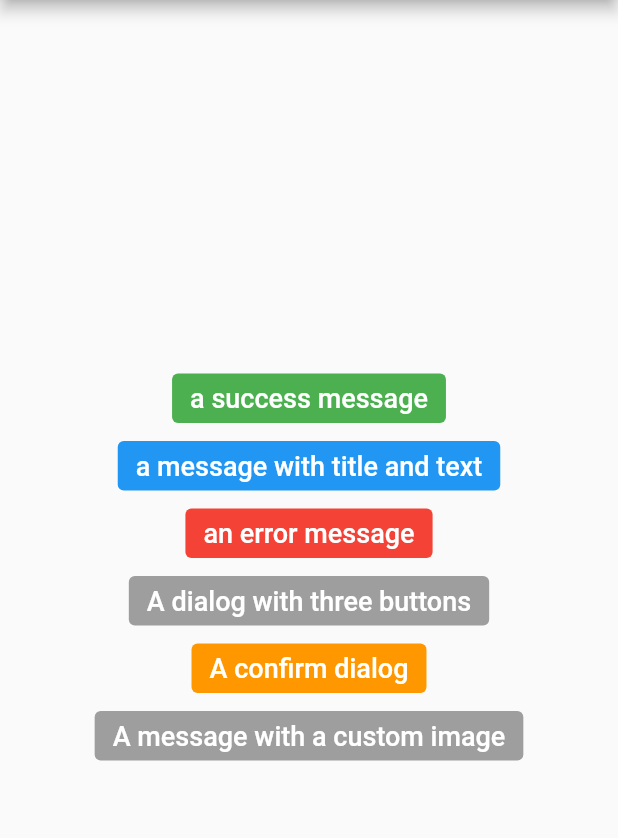
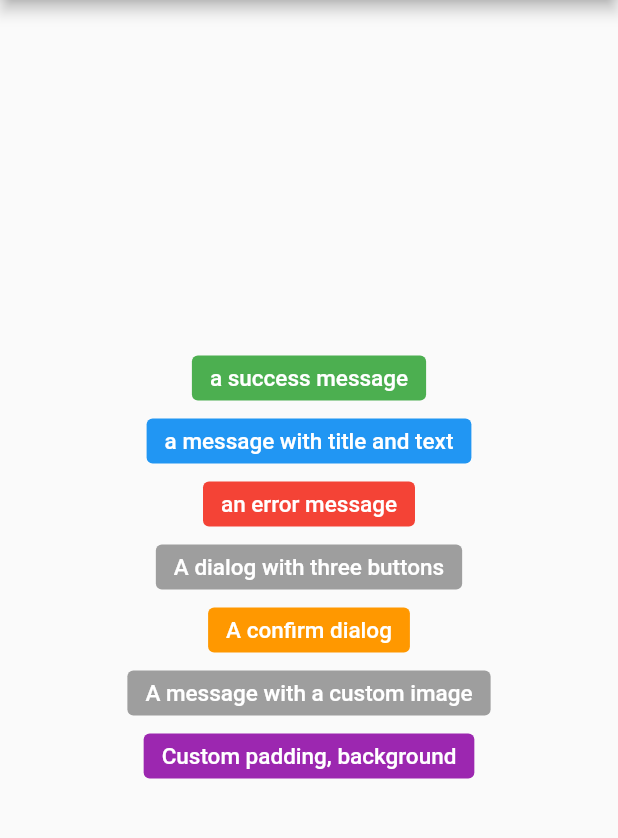
Before and after one commit to hsndmr/art_sweetalert, a Flutter app: the screen it shows after launch, on a phone screen of 412 x 824 dp, the part 84-922 px from its top. Run offline on Flutter 3.47's test engine with Material 2 defaults, Android fonts, the phone set to English and light mode, and no system bars.

Commit message:
added new features and fixed font size problem

```diff
--- a/example/lib/main.dart
+++ b/example/lib/main.dart
@@ -248,6 +248,29 @@ class _MyHomePageState extends State<MyHomePage> {
                     },
                   )
               ),
+              Container(
+                  margin: EdgeInsets.only(
+                      bottom: 12.0
+                  ),
+                  child: ArtButton(
+                    bgColor: Colors.purple,
+                    btnText: "Custom padding, background",
+                    onTab: () async {
+                      ArtSweetAlert.show(
+                          context: context,
+                          artDialogArgs: ArtDialogArgs(
+                            dialogPadding: EdgeInsets.all(60),
+                            title: "Custom padding, background.",
+                            barrierColor: Color.fromRGBO(0,0,123,0.4),
+                            decorationImage: DecorationImage(
+                              image: AssetImage('assets/images/trees.png'),
+                              fit: BoxFit.fill
+                            )
+                          )
+                      );
+                    },
+                  )
+              ),
             ],
           ),
         ),
--- a/example/pubspec.yaml
+++ b/example/pubspec.yaml
@@ -47,9 +47,9 @@ flutter:
   uses-material-design: true
 
   # To add assets to your application, add an assets section, like this:
-  # assets:
-  #   - images/a_dot_burr.jpeg
-  #   - images/a_dot_ham.jpeg
+  assets:
+    - assets/images/trees.png
+    - assets/images/nyan-cat.gif
 
   # An image asset can refer to one or more resolution-specific "variants", see
   # https://flutter.dev/assets-and-images/#resolution-aware.
--- a/lib/src/art_dialog.dart
+++ b/lib/src/art_dialog.dart
@@ -138,9 +138,6 @@ class _ArtDialogState extends State<ArtDialog> {
 
     );
     return Container(
-      margin: EdgeInsets.only(
-        right: 8.0
-      ),
       child: button,
     );
   }
@@ -163,7 +160,7 @@ class _ArtDialogState extends State<ArtDialog> {
     );
     return Container(
       margin: EdgeInsets.only(
-          right: 8.0
+          left: 8.0
       ),
       child: button,
     );
@@ -186,6 +183,9 @@ class _ArtDialogState extends State<ArtDialog> {
         }
     );
     return Container(
+      margin: EdgeInsets.only(
+        left: 8.0
+      ),
       child: button,
     );
   }
@@ -260,18 +260,17 @@ class _ArtDialogState extends State<ArtDialog> {
 
   @override
   Widget build(BuildContext context) {
-    return Dialog(
-      elevation: 0,
-      child: Container(
-        padding: EdgeInsets.all(20.0),
-        decoration: BoxDecoration(
-          borderRadius: BorderRadius.all(Radius.circular(8.0)),
-        ),
-        //alignment: Alignment.center,
-
-        child: Column(
-          mainAxisSize: MainAxisSize.min,
-          children: _columns,
+    return  Dialog(
+      backgroundColor: Colors.transparent,
+      elevation: artDialogArgs().dialogElevation,
+      child: SingleChildScrollView(
+        child: Container(
+          padding: artDialogArgs().dialogPadding,
+          decoration: artDialogArgs().getDialogDecoration(),
+          child: Column(
+            mainAxisSize: artDialogArgs().dialogMainAxisSize,
+            children: _columns,
+          ),
         ),
       ),
     );
@@ -309,7 +308,20 @@ class ArtDialogArgs {
   final Color cancelButtonColor;
 
 
+  final EdgeInsets dialogPadding;
+  Decoration? dialogDecoration;
+  final double dialogElevation;
+  final MainAxisSize dialogMainAxisSize;
+  final AlignmentGeometry dialogAlignment;
+  final DecorationImage? decorationImage;
+
+
+  final Color barrierColor;
+
   final List<Widget>? customColumns;
+
+
+  late Decoration _dialogDecoration;
 
   ArtDialogArgs({
     this.text,
@@ -322,11 +334,36 @@ class ArtDialogArgs {
     this.onConfirm,
     this.onDeny,
     this.onCancel,
-    this.confirmButtonColor =  const Color.fromRGBO(39, 120, 196, 1),
+    this.confirmButtonColor =  const Color.fromRGBO(115, 103, 240, 1),
     this.denyButtonColor = const Color.fromRGBO(221, 51, 51, 1),
     this.cancelButtonColor = const Color.fromRGBO(117, 117, 117, 1),
-    this.customColumns
-  });
+    this.customColumns,
+    this.dialogPadding = const EdgeInsets.all(20),
+    this.dialogDecoration,
+    this.decorationImage,
+    this.dialogElevation = 0.0,
+    this.dialogMainAxisSize = MainAxisSize.min,
+    this.dialogAlignment = Alignment.center,
+    this.barrierColor =  const Color.fromRGBO(0, 0, 0, 0.4)
+
+  }) {
+
+    if(dialogDecoration!=null) {
+      _dialogDecoration = this.dialogDecoration!;
+    } else {
+      _dialogDecoration = BoxDecoration(
+        image: decorationImage,
+        color: Colors.white,
+        borderRadius: BorderRadius.all(Radius.circular(4.0))
+      );
+    }
+
+
+  }
+
+  Decoration getDialogDecoration() {
+    return _dialogDecoration;
+  }
 
 
 }
--- a/lib/src/art_sweetalert.dart
+++ b/lib/src/art_sweetalert.dart
@@ -29,9 +29,8 @@ class ArtSweetAlert {
           artDialogArgs: artDialogArgs,
         );
       },
-
       barrierDismissible:  barrierDismissible,
-      barrierColor: Colors.black.withOpacity(0.4),
+      barrierColor: artDialogArgs.barrierColor,
       transitionDuration: const Duration(milliseconds: 600),
       transitionBuilder: (
         BuildContext context,
--- a/lib/src/buttons/art_button.dart
+++ b/lib/src/buttons/art_button.dart
@@ -8,6 +8,7 @@ class ArtButton extends StatefulWidget {
   final Function? onTab;
   final String btnText;
   final TextStyle? btnTextStyle;
+  final double fontSize;
 
   const ArtButton(
     {
@@ -16,7 +17,8 @@ class ArtButton extends StatefulWidget {
       this.btnIcon,
       this.onTab,
       this.btnText = "OK",
-      this.btnTextStyle
+      this.btnTextStyle,
+      this.fontSize = 15
     }
   ) : super(key: key);
 
@@ -38,7 +40,7 @@ class _ArtButtonState extends State<ArtButton> {
         widget.btnText,
         style: widget.btnTextStyle ?? TextStyle(
             color: Colors.white,
-            fontSize: 18.0,
+            fontSize: widget.fontSize,
             fontWeight: FontWeight.w500
         ),
       ),
--- a/pubspec.yaml
+++ b/pubspec.yaml
@@ -1,5 +1,5 @@
 name: art_sweetalert
-description: A new sweet alert for flutter
+description: A new sweet alert for flutter. You can show sweet alert in your app.
 version: 0.0.4
 repository: https://github.com/hsndmr/art_sweetalert
 
```
Also changed, not shown: example/assets/images/nyan-cat.gif (added), example/assets/images/trees.png (added), 2 other files.
